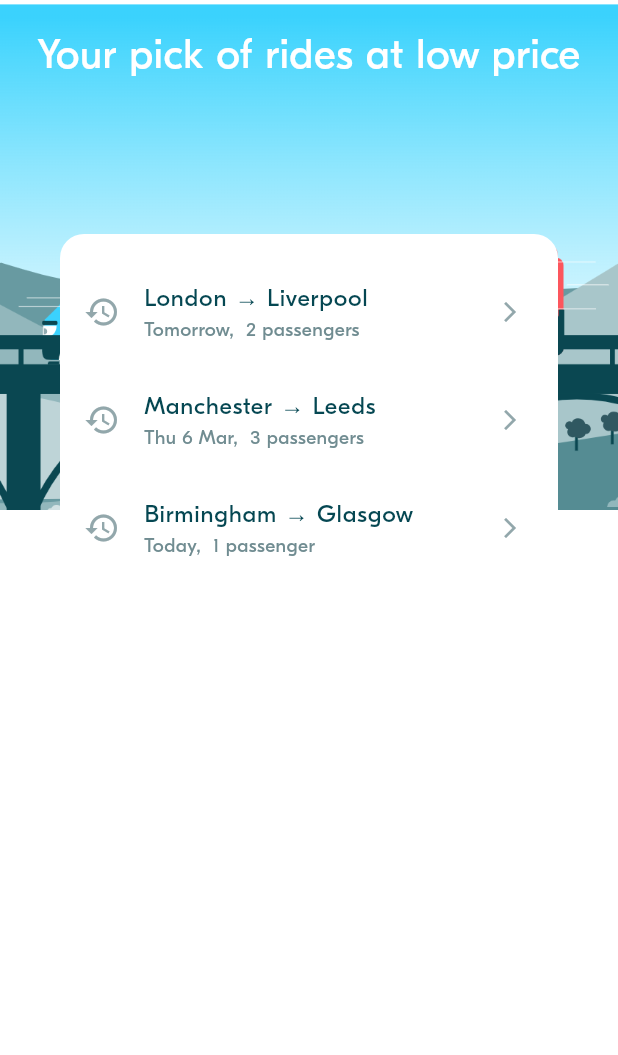
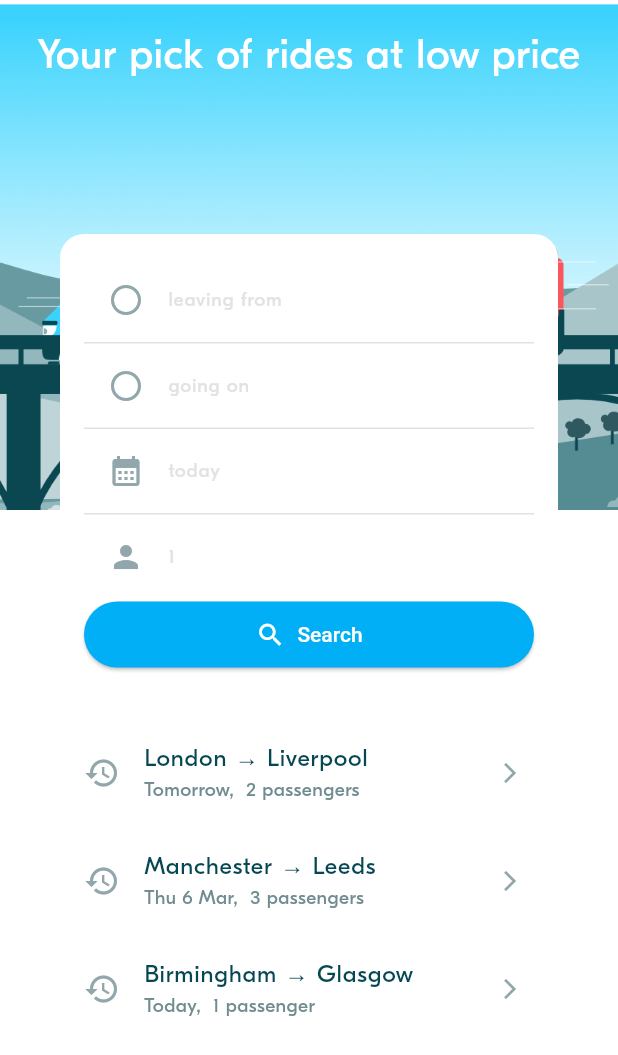
Before and after one commit to hoklin12/blablacar, a Flutter app: the screen it shows after launch, on a phone screen of 412 x 824 dp. Shown: the top 1055 px of the screen. Run offline on Flutter 3.47's test engine with Material 3 defaults, Android fonts, the phone set to English and light mode, and no system bars; project files that could hold a hidden picture were left out.

Commit message:
BLA-004 – Implement Ride Preferences Form

```diff
--- a/lib/screens/ride_pref/widgets/ride_pref_form.dart
+++ b/lib/screens/ride_pref/widgets/ride_pref_form.dart
@@ -1,7 +1,15 @@
 import 'package:flutter/material.dart';
+import 'package:week_3_blabla_project/screens/ride_pref/widgets/ride_pref_tile.dart';
+import 'package:week_3_blabla_project/theme/theme.dart';
+import 'package:week_3_blabla_project/widgets/Display/bla_divider.dart';
 
 import '../../../model/ride/locations.dart';
 import '../../../model/ride_pref/ride_pref.dart';
+import '../../../service/ride_prefs_service.dart';
+import '../../../utils/animations_util.dart';
+import '../../../widgets/actions/bla_button.dart';
+import '../../../widgets/inputs/bla_location_picker.dart';
+import '../ride_pref_screen.dart';
 
 ///
 /// A Ride Preference From is a view to select:
@@ -38,28 +46,72 @@ class _RidePrefFormState extends State<RidePrefForm> {
   void initState() {
     super.initState();
     // TODO
+    // set default values
+    departure = widget.initRidePref?.departure;
+    arrival = widget.initRidePref?.arrival;
+    departureDate = widget.initRidePref?.departureDate ?? DateTime.now();
+    requestedSeats = widget.initRidePref?.requestedSeats ?? 1;
+
   }
 
   // ----------------------------------
   // Handle events
   // ----------------------------------
-
-
+  void onRidePrefSelected(RidePref? currentRidePref) {
+    Navigator.push(
+      context,
+      AnimationUtils.createBottomToTopRoute(BlaLocationPickerModal()), // This is the modal or screen to navigate to
+    );
+  }
   // ----------------------------------
   // Compute the widgets rendering
   // ----------------------------------
-
 
   // ----------------------------------
   // Build the widgets
   // ----------------------------------
   @override
   Widget build(BuildContext context) {
-    return Column(
-        mainAxisAlignment: MainAxisAlignment.start,
-        crossAxisAlignment: CrossAxisAlignment.stretch,
-        children: [
+    return Padding(
+      padding: const EdgeInsets.all(BlaSpacings.m),
+      child: Column(
+          mainAxisAlignment: MainAxisAlignment.start,
+          crossAxisAlignment: CrossAxisAlignment.stretch,
+          children: [
+            RidePrefTile(title: "leaving from",
+              leadingIcon: Icons.circle_outlined,
+              onTap: (){
+              onRidePrefSelected(RidePrefService.currentRidePref);
+            }, trailingIcon: Icons.swap_vert, onRightTap: (){},
+            ),
+            BlaDivider(),
+            RidePrefTile(title: "going on",
+              leadingIcon: Icons.circle_outlined,
+              onTap: (){
+              onRidePrefSelected(RidePrefService.currentRidePref);
 
-        ]);
+            },),
+            BlaDivider(),
+            RidePrefTile(title: "today",
+              leadingIcon: Icons.calendar_month,
+              onTap: (){},),
+            BlaDivider(),
+            RidePrefTile(title: "1",
+              leadingIcon: Icons.person,
+              onTap: (){},),
+            BlaButton(
+              label: 'Search',
+              style: BlaButtonStyle.primary,
+              icon: Icons.search,
+              onPressed: (){
+                onRidePrefSelected(RidePrefService.currentRidePref);
+
+              },
+            ),
+
+          ]),
+    );
   }
+
+
 }
--- /dev/null
+++ b/lib/screens/ride_pref/widgets/ride_pref_tile.dart
@@ -0,0 +1,48 @@
+import 'package:flutter/material.dart';
+import '../../../theme/theme.dart';
+
+class RidePrefTile extends StatelessWidget {
+  final String title;
+  final IconData leadingIcon;
+  final IconData? trailingIcon;
+  final VoidCallback? onRightTap;
+  final VoidCallback onTap;
+  final bool isInput;
+
+  const RidePrefTile({
+    Key? key,
+    required this.title,
+    required this.leadingIcon,
+    required this.onTap,
+    this.trailingIcon,
+    this.onRightTap,
+    this.isInput = false,
+  }) : super(key: key);
+
+  @override
+  Widget build(BuildContext context) {
+    final textColor = isInput ? BlaColors.textNormal : BlaColors.greyLight;
+
+    return ListTile(
+      leading: Icon(leadingIcon,color: BlaColors.iconLight,),
+      title: Text(
+        title,
+        style: BlaTextStyles.label.copyWith(color: textColor),
+      ),
+      onTap: onTap,
+      /// check trailing icon and Input location for show trailing Icon
+      trailing: _buildButtonTtrailing()
+    );
+  }
+  Widget? _buildButtonTtrailing() {
+    if (trailingIcon != null && isInput == true) {
+      return IconButton(
+        icon: Icon(trailingIcon, color: BlaColors.primary),
+        onPressed: onRightTap,
+        );
+    } else {
+      return null;
+    }
+  }
+
+}
```
Also changed, not shown: lib/screens/ride/ride_screen.dart (added, +17 -0 lines).
